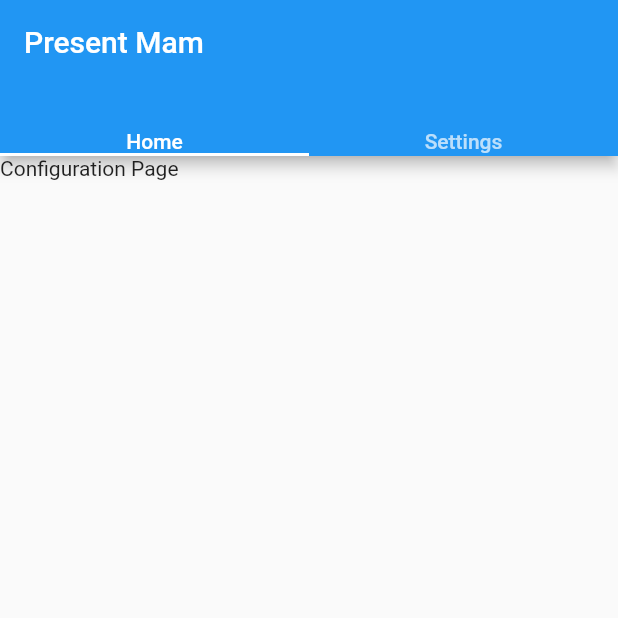
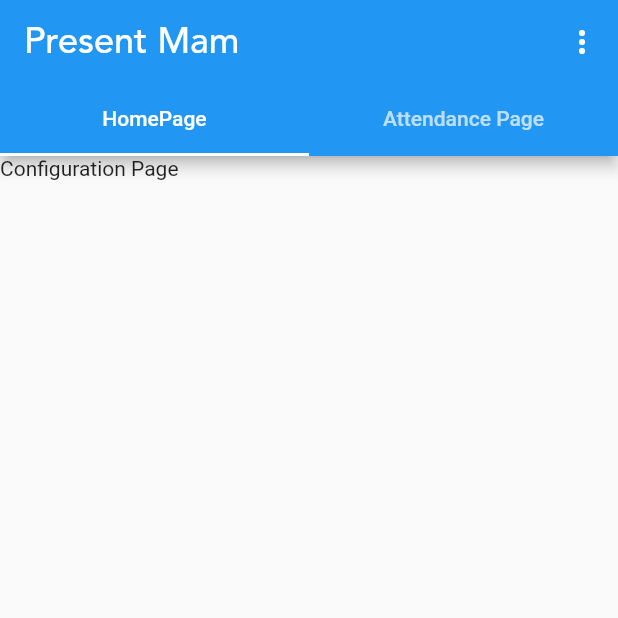
Before and after one commit to gdscgndu/presentmam, a Flutter app: the screen it shows after launch, on a phone screen of 412 x 824 dp, the top half of it. Run offline on Flutter 3.47's test engine with Material 2 defaults, Android fonts, the phone set to English and light mode, and no system bars.

Commit message:
Removed dead code, code formatting, removed unused packages('provider') - Japsimran Singh

```diff
--- a/lib/data.dart
+++ /dev/null
@@ -1,7 +0,0 @@
-import 'enums.dart';
-import 'menu_info.dart';
-
-List<MenuInfo> menuItems = [
-  MenuInfo(MenuType.configuration, 'Home', 'assets/clock_icon.png'),
-  MenuInfo(MenuType.markAttendance, 'Attendance', 'assets/alarm_icon.png'),
-];
--- a/lib/enums.dart
+++ /dev/null
@@ -1 +0,0 @@
-enum MenuType { configuration, markAttendance }
--- a/lib/homepage.dart
+++ b/lib/homepage.dart
@@ -1,8 +1,4 @@
 import 'package:flutter/material.dart';
-import 'package:provider/provider.dart';
-import 'enums.dart';
-import 'data.dart';
-import 'menu_info.dart';
 import 'pages/attendance_page.dart';
 import 'pages/configuration_page.dart';
 
@@ -14,10 +10,14 @@ class HomePage extends StatefulWidget {
 }
 
 class _HomePageState extends State<HomePage> with TickerProviderStateMixin {
-  late TabController tb;
+  late TabController _tabController;
+  final List<Tab> topTabs = <Tab>[
+    Tab(text: 'HomePage'),
+    Tab(text: 'Attendance Page'),
+  ];
   @override
   void initState() {
-    tb = TabController(length: 2, vsync: this);
+    _tabController = TabController(length: 2, vsync: this);
     super.initState();
   }
 
@@ -25,53 +25,28 @@ class _HomePageState extends State<HomePage> with TickerProviderStateMixin {
   Widget build(BuildContext context) {
     return Scaffold(
       appBar: AppBar(
-        title: Text('Present Mam'),
+        title: Text(
+          'Present Mam',
+          style: TextStyle(fontFamily: 'avenir', fontSize: 24),
+        ),
+        actions: [
+          IconButton(
+            onPressed: () {},
+            icon: Icon(Icons.more_vert),
+          ),
+        ],
         bottom: TabBar(
-          tabs: [
-            Text("Home"),
-            Text("Settings"),
-          ],
-          controller: tb,
+          tabs: topTabs,
+          controller: _tabController,
         ),
       ),
       body: TabBarView(
         children: [
-            ConfigurationPage(),
-            AttendancePage(),
+          ConfigurationPage(),
+          AttendancePage(),
         ],
-        controller: tb,
+        controller: _tabController,
       ),
     );
   }
 }
-
-Widget buildMenuButton(MenuInfo currentMenuInfo) {
-  return Consumer<MenuInfo>(
-    builder: (BuildContext context, MenuInfo value, Widget? child) {
-      return FlatButton(
-          shape: RoundedRectangleBorder(
-              borderRadius: BorderRadius.only(
-                  topLeft: Radius.circular(26), topRight: Radius.circular(26))),
-          padding: const EdgeInsets.symmetric(vertical: 16, horizontal: 0),
-          color: currentMenuInfo.menuType == value.menuType
-              ? Colors.blue[100]
-              : Colors.transparent,
-          onPressed: () {
-            var menuInfo = Provider.of<MenuInfo>(context, listen: false);
-            menuInfo.updateMenu(currentMenuInfo);
-          },
-          child: Column(
-            children: [
-              Image.asset(
-                currentMenuInfo.imagePath,
-                scale: 1.5,
-              ),
-              Text(
-                currentMenuInfo.title,
-                style: TextStyle(fontSize: 14, fontFamily: 'avenir'),
-              ),
-            ],
-          ));
-    },
-  );
-}
--- a/lib/main.dart
+++ b/lib/main.dart
@@ -1,8 +1,5 @@
 import 'package:flutter/material.dart';
-import 'package:provider/provider.dart';
-import 'enums.dart';
 import 'homepage.dart';
-import 'menu_info.dart';
 
 void main() {
   runApp(MyApp());
@@ -26,10 +23,7 @@ class MyApp extends StatelessWidget {
         // is not restarted.
         primarySwatch: Colors.blue,
       ),
-      home: ChangeNotifierProvider<MenuInfo>(
-        create: (_) => MenuInfo(MenuType.configuration, 'title', 'imagePath'),
-        child: HomePage(),
-      ),
+      home: HomePage(),
     );
   }
 }
--- a/lib/menu_info.dart
+++ /dev/null
@@ -1,18 +0,0 @@
-import 'package:flutter/foundation.dart';
-import 'enums.dart';
-
-class MenuInfo extends ChangeNotifier {
-  MenuType menuType;
-  String title;
-  String imagePath;
-
-  MenuInfo(this.menuType, this.title, this.imagePath);
-  updateMenu(MenuInfo menuInfo) {
-    this.menuType = menuInfo.menuType;
-    this.title = menuInfo.title;
-    this.imagePath = menuInfo.imagePath;
-
-    // Its very important to notify listeners to update the state, else will not see any changes
-    notifyListeners();
-  }
-}
--- a/pubspec.yaml
+++ b/pubspec.yaml
@@ -28,7 +28,6 @@ dependencies:
   # The following adds the Cupertino Icons font to your application.
   # Use with the CupertinoIcons class for iOS style icons.
   cupertino_icons: ^1.0.2
-  provider: ^6.0.0
 
 dev_dependencies:
   flutter_test:
```
Also changed, not shown: pubspec.lock.
